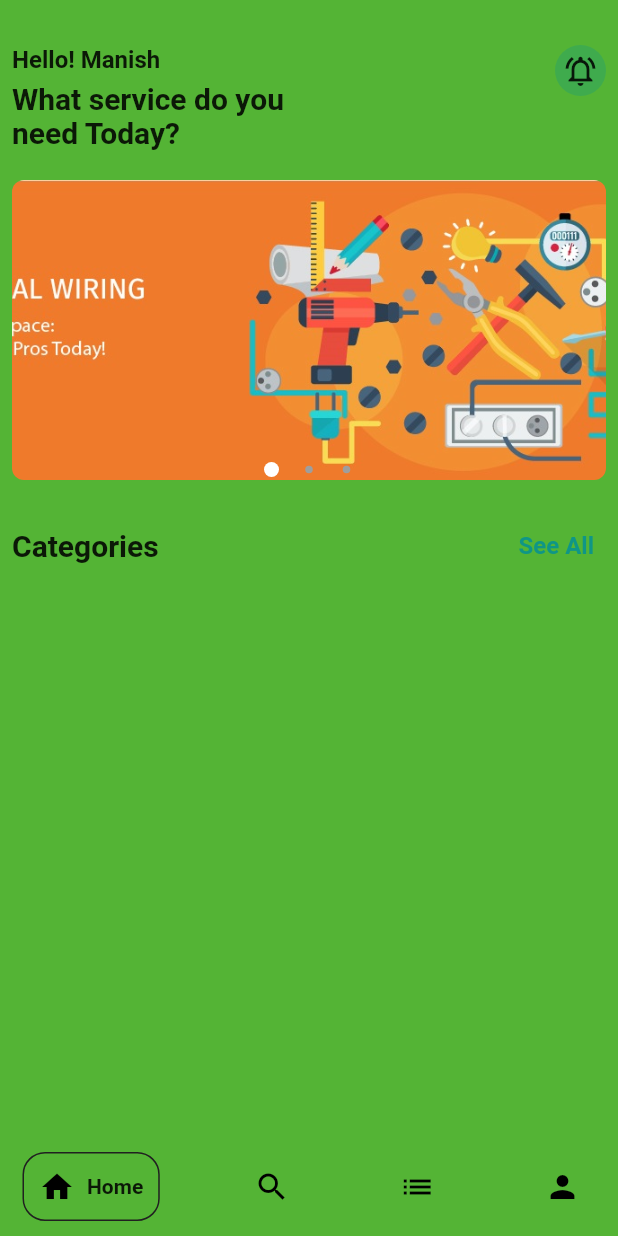
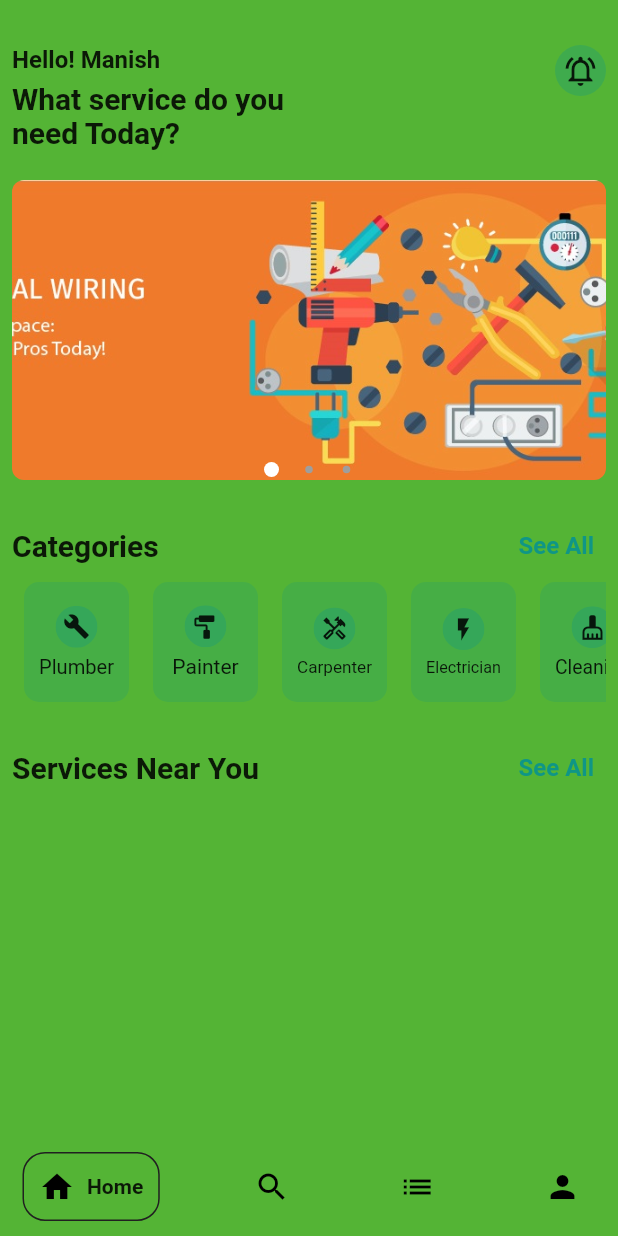
Before and after one commit to Gurung-Manish/HandyMan-Mobile, a Flutter app: the screen it shows after launch, on a phone screen of 412 x 824 dp. Run offline on Flutter 3.47's test engine with Material 2 defaults, Android fonts, the light colour scheme and no system bars; drawn by our look-alikes of google_nav_bar; our stand-ins replace another_carousel_pro, bloc, flutter_bloc, freezed_annotation, go_router.

Commit message:
more design updates in home screen

```diff
--- a/lib/features/home/presentation/pages/home_page.dart
+++ b/lib/features/home/presentation/pages/home_page.dart
@@ -44,8 +44,6 @@ class _HomePageState extends State<HomePage> {
   Widget build(BuildContext context) {
     return Scaffold(
       body: SafeArea(
-        child: SizedBox(
-          height: double.infinity,
         child: PageView(
           scrollDirection: Axis.horizontal,
           controller: _pageController,
@@ -60,7 +58,6 @@ class _HomePageState extends State<HomePage> {
             Container(color: Colors.green),
             Container(color: Colors.black),
           ],
-          ),
         ),
       ),
       bottomNavigationBar: Padding(
--- a/lib/features/home/presentation/widgets/main_home_screen.dart
+++ b/lib/features/home/presentation/widgets/main_home_screen.dart
@@ -6,7 +6,36 @@ class HomeScreen extends StatelessWidget {
 
   @override
   Widget build(BuildContext context) {
-    return Padding(
+    final List<Map<String, dynamic>> serviceList = [
+      {'name': 'Plumber', 'icon': Icons.build},
+      {'name': 'Painter', 'icon': Icons.imagesearch_roller_rounded},
+      {'name': 'Carpenter', 'icon': Icons.handyman_outlined},
+      {'name': 'Electrician', 'icon': Icons.flash_on},
+      {'name': 'Cleaning', 'icon': Icons.cleaning_services},
+      {'name': 'Dry Cleaning', 'icon': Icons.dry_cleaning},
+      {'name': 'Electrician', 'icon': Icons.flash_on},
+      {'name': 'Gardening', 'icon': Icons.local_florist},
+      // Add more services as needed
+    ];
+
+    final List<Map<String, dynamic>> serviceProviders = [
+      {
+        'name': 'John Doe',
+        'profession': 'Plumber',
+        'distance': '1.5 km away',
+        'rating': 4.7,
+      },
+      {
+        'name': 'Jane Smith',
+        'profession': 'Painter',
+        'distance': '2.0 km away',
+        'rating': 4.9,
+      },
+      // Add more service providers as needed
+    ];
+
+    return SingleChildScrollView(
+      child: Padding(
         padding: const EdgeInsets.only(top: 30, left: 8, right: 8),
         child: Column(
           children: [
@@ -19,7 +48,8 @@ class HomeScreen extends StatelessWidget {
                   children: [
                     Text(
                       "Hello! Manish",
-                    style: TextStyle(fontSize: 16, fontWeight: FontWeight.bold),
+                      style:
+                          TextStyle(fontSize: 16, fontWeight: FontWeight.bold),
                     ),
                     SizedBox(
                       height: 5,
@@ -27,15 +57,18 @@ class HomeScreen extends StatelessWidget {
                     Text(
                       "What service do you\nneed Today?",
                       maxLines: 2,
-                    style: TextStyle(fontSize: 20, fontWeight: FontWeight.bold),
+                      style:
+                          TextStyle(fontSize: 20, fontWeight: FontWeight.bold),
                     ),
                   ],
                 ),
                 ClipRRect(
                   borderRadius: BorderRadius.circular(25),
                   child: Container(
-                    color:
-                        Theme.of(context).colorScheme.primary.withOpacity(0.3),
+                      color: Theme.of(context)
+                          .colorScheme
+                          .primary
+                          .withOpacity(0.3),
                       padding: const EdgeInsets.all(5),
                       child: const Icon(
                         Icons.notifications_on_outlined,
@@ -85,10 +118,77 @@ class HomeScreen extends StatelessWidget {
                 )
               ],
             ),
+            SizedBox(
+              height: 80,
+              child: ListView.builder(
+                scrollDirection: Axis.horizontal,
+                itemCount: serviceList.length,
+                itemBuilder: (context, index) {
+                  final service = serviceList[index];
+                  return Padding(
+                    padding: const EdgeInsets.symmetric(horizontal: 8.0),
+                    child: Container(
+                        padding: const EdgeInsets.all(10),
+                        height: 50,
+                        width: 70,
+                        decoration: BoxDecoration(
+                            color: Theme.of(context)
+                                .colorScheme
+                                .primary
+                                .withOpacity(0.2),
+                            borderRadius: BorderRadius.circular(10)),
+                        child: Column(
+                          mainAxisAlignment: MainAxisAlignment.center,
+                          children: [
+                            ClipRRect(
+                              borderRadius: BorderRadius.circular(25),
+                              child: Container(
+                                  color: Theme.of(context)
+                                      .colorScheme
+                                      .primary
+                                      .withOpacity(0.3),
+                                  padding: const EdgeInsets.all(5),
+                                  child: Icon(
+                                    service['icon'],
+                                    size: 18,
+                                  )),
+                            ),
                             const SizedBox(
-            height: 10,
+                              height: 5,
+                            ),
+                            FittedBox(
+                                fit: BoxFit.scaleDown,
+                                child: Text(
+                                  service['name'],
+                                  maxLines: 1,
+                                )),
+                          ],
+                        )),
+                  );
+                },
+              ),
+            ),
+            const SizedBox(
+              height: 20,
+            ),
+            Row(
+              mainAxisAlignment: MainAxisAlignment.spaceBetween,
+              children: [
+                const Text(
+                  "Services Near You",
+                  style: TextStyle(fontSize: 20, fontWeight: FontWeight.bold),
+                ),
+                TextButton(
+                  onPressed: () {},
+                  child: const Text(
+                    "See All",
+                    style: TextStyle(fontSize: 16, fontWeight: FontWeight.bold),
+                  ),
+                )
+              ],
             ),
           ],
+        ),
       ),
     );
   }
```
Lines whose indentation alone changed are shown as unchanged.
